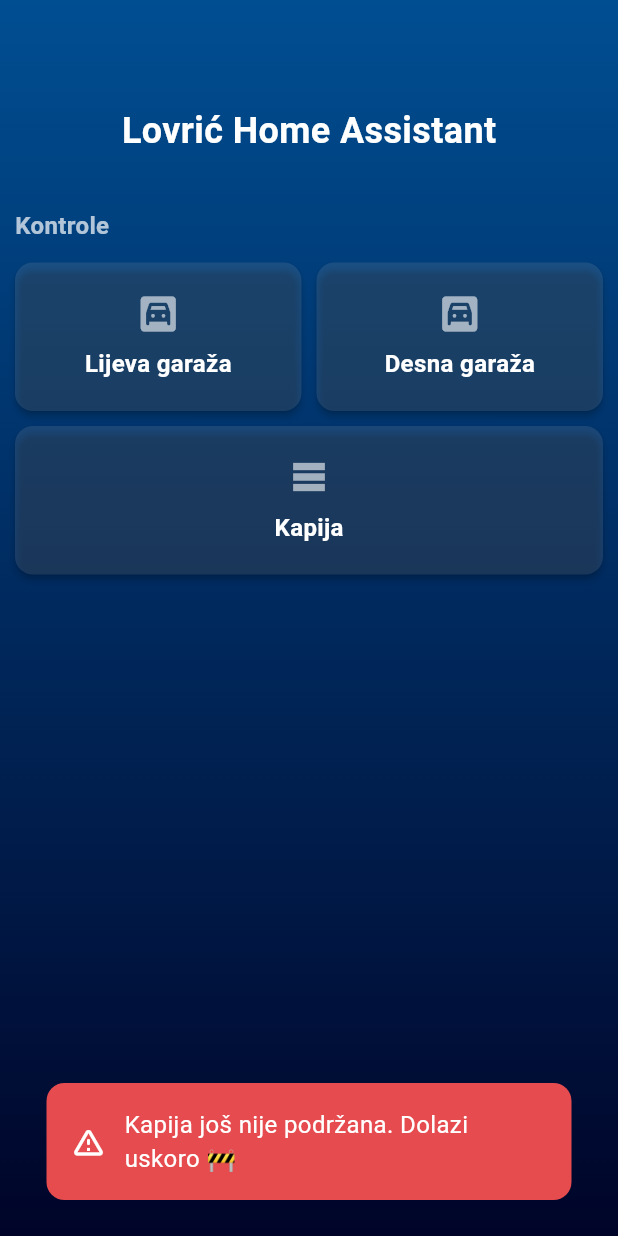
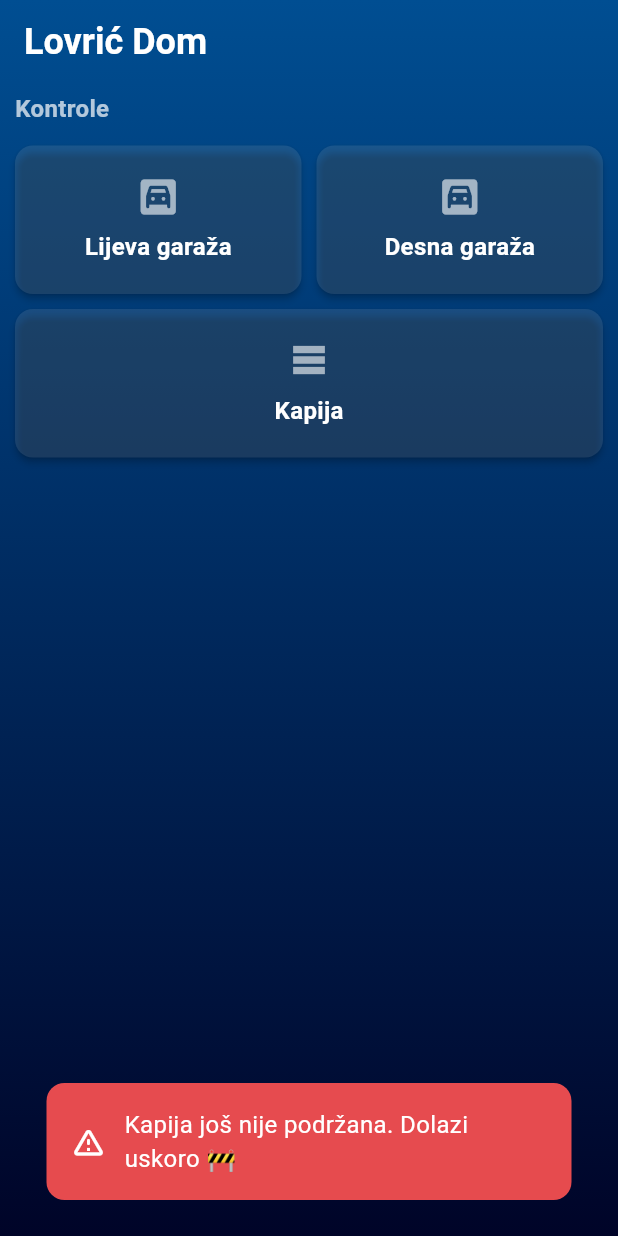
Before and after one commit to dlovric01/lha-mobile, a Flutter app: the screen it shows after launch, after a tap on "Kapija", on a phone screen of 412 x 824 dp. Run offline on Flutter 3.47's test engine with Material 3 defaults, Android fonts, the phone set to English and light mode, and no system bars; our stand-ins replace dio, flutter_dotenv, skeletonizer, weather; network calls fail; statements that could not run were skipped.

Commit message:
updated UI

```diff
--- a/lib/api_service.dart
+++ b/lib/api_service.dart
@@ -23,6 +23,9 @@ class ApiService {
 
   Future<Response> toggleGarage(String garage) async {
     try {
+      await Future.delayed(
+        Duration(milliseconds: 500),
+      ); // added for button spamming
       return await _dio.post('/garage/$garage');
     } on DioException catch (e) {
       throw _handleDioError(e);
@@ -30,6 +33,10 @@ class ApiService {
   }
 
   Future<Response> toggleSlidingGate() async {
+    await Future.delayed(
+      Duration(milliseconds: 500),
+    ); // added for button spamming
+
     throw 'Kapija još nije podržana. Dolazi uskoro 🚧';
   }
 
--- a/lib/control_section.dart
+++ b/lib/control_section.dart
@@ -1,6 +1,7 @@
 // ignore_for_file: deprecated_member_use
 
 import 'package:flutter/material.dart';
+import 'package:skeletonizer/skeletonizer.dart';
 import 'home_page.dart' show LHAEnum;
 
 class ControlSection extends StatelessWidget {
@@ -32,14 +33,14 @@ class ControlSection extends StatelessWidget {
                 child: _ControlButton(
                   label: 'Lijeva garaža',
                   icon: Icons.garage,
-                  onTap: () => onToggle(LHAEnum.garageLeft),
+                  onTap: () async => onToggle(LHAEnum.garageLeft),
                 ),
               ),
               Expanded(
                 child: _ControlButton(
                   label: 'Desna garaža',
                   icon: Icons.garage,
-                  onTap: () => onToggle(LHAEnum.garageRight),
+                  onTap: () async => onToggle(LHAEnum.garageRight),
                 ),
               ),
             ],
@@ -48,7 +49,7 @@ class ControlSection extends StatelessWidget {
             label: 'Kapija',
             icon: Icons.table_rows,
             fullWidth: true,
-            onTap: () => onToggle(LHAEnum.slidingGate),
+            onTap: () async => onToggle(LHAEnum.slidingGate),
           ),
         ],
       ),
@@ -56,10 +57,10 @@ class ControlSection extends StatelessWidget {
   }
 }
 
-class _ControlButton extends StatelessWidget {
+class _ControlButton extends StatefulWidget {
   final String label;
   final IconData icon;
-  final VoidCallback onTap;
+  final Future<void> Function() onTap;
   final bool fullWidth;
 
   const _ControlButton({
@@ -70,6 +71,12 @@ class _ControlButton extends StatelessWidget {
   });
 
   @override
+  State<_ControlButton> createState() => _ControlButtonState();
+}
+
+class _ControlButtonState extends State<_ControlButton> {
+  bool isLoading = false;
+  @override
   Widget build(BuildContext context) {
     final card = Card(
       elevation: 2,
@@ -77,19 +84,35 @@ class _ControlButton extends StatelessWidget {
       color: Colors.white.withOpacity(0.1), // Tamna s nijansom plave
       shape: RoundedRectangleBorder(borderRadius: BorderRadius.circular(12)),
       child: InkWell(
-        onTap: onTap,
+        onTap:
+            isLoading == false
+                ? () {
+                  setState(() {
+                    isLoading = true;
+                  });
+                  widget.onTap().then((value) {
+                    setState(() {
+                      isLoading = false;
+                    });
+                  });
+                }
+                : null,
         borderRadius: BorderRadius.circular(12),
-        child: Padding(
+        child: Container(
           padding: const EdgeInsets.symmetric(vertical: 20),
           child: Column(
             mainAxisSize: MainAxisSize.min,
             children: [
-              Icon(icon, color: Colors.white60, size: 28),
+              Icon(
+                widget.icon,
+                color: isLoading ? Colors.yellow : Colors.white60,
+                size: 28,
+              ),
               const SizedBox(height: 8),
               Text(
-                label,
-                style: const TextStyle(
-                  color: Colors.white,
+                widget.label,
+                style: TextStyle(
+                  color: isLoading ? Colors.yellow : Colors.white,
                   fontWeight: FontWeight.w600,
                   fontSize: 16,
                 ),
@@ -100,6 +123,8 @@ class _ControlButton extends StatelessWidget {
       ),
     );
 
-    return fullWidth ? SizedBox(width: double.infinity, child: card) : card;
+    return widget.fullWidth
+        ? SizedBox(width: double.infinity, child: card)
+        : card;
   }
 }
--- a/lib/home_page.dart
+++ b/lib/home_page.dart
@@ -71,26 +71,26 @@ class HomePageState extends State<HomePage> {
           ),
         ),
         Scaffold(
-          extendBodyBehindAppBar: true,
           backgroundColor: Colors.transparent,
-          body: SingleChildScrollView(
-            padding: EdgeInsets.symmetric(vertical: 70),
-            child: Column(
-              spacing: 10,
-              children: [
-                const Text(
-                  'Lovrić Home Assistant',
+          appBar: AppBar(
+            backgroundColor: Colors.transparent,
+            title: const Text(
+              'Lovrić Dom',
               style: TextStyle(
                 fontSize: 24,
                 fontWeight: FontWeight.bold,
                 color: Colors.white,
               ),
             ),
+          ),
+          body: SingleChildScrollView(
+            padding: EdgeInsets.only(bottom: 100),
+            child: Column(
+              spacing: 10,
+              children: [
+                ControlSection(onToggle: toggleItem),
                 _buildCurrentWeatherCard(),
-
                 _buildForecastList(),
-
-                ControlSection(onToggle: toggleItem),
               ],
             ),
           ),
@@ -215,7 +215,8 @@ class HomePageState extends State<HomePage> {
           builder: (context, scrollController) {
             return Container(
               decoration: BoxDecoration(
-              color: Colors.grey[900], // Tamna pozadina kao u ostatku aplikacije
+                color:
+                    Colors.grey[900], // Tamna pozadina kao u ostatku aplikacije
                 borderRadius: BorderRadius.vertical(top: Radius.circular(16)),
               ),
               padding: EdgeInsets.all(16),
@@ -228,7 +229,8 @@ class HomePageState extends State<HomePage> {
                       height: 4,
                       margin: EdgeInsets.only(bottom: 12),
                       decoration: BoxDecoration(
-                      color: Colors.white30, // Suptilan indikator za povlačenje
+                        color:
+                            Colors.white30, // Suptilan indikator za povlačenje
                         borderRadius: BorderRadius.circular(2),
                       ),
                     ),
@@ -248,14 +250,18 @@ class HomePageState extends State<HomePage> {
                       itemCount: details.length,
                       itemBuilder: (context, index) {
                         final entry = details[index];
-                      final dt = DateTime.fromMillisecondsSinceEpoch(entry['dt'] * 1000);
+                        final dt = DateTime.fromMillisecondsSinceEpoch(
+                          entry['dt'] * 1000,
+                        );
                         final time = '${dt.hour.toString().padLeft(2, '0')}:00';
                         final temp = entry['main']['temp'].toDouble();
                         final desc = entry['weather'][0]['description'];
                         final rain = entry['rain']?['3h']?.toDouble() ?? 0.0;
 
                         return Card(
-                        color: Colors.grey[800], // Tamna kartica koja se slaže s pozadinom
+                          color:
+                              Colors
+                                  .grey[800], // Tamna kartica koja se slaže s pozadinom
                           margin: EdgeInsets.symmetric(vertical: 6),
                           child: ListTile(
                             title: Text(
@@ -266,10 +272,13 @@ class HomePageState extends State<HomePage> {
                               'Temperatura: ${temp.toStringAsFixed(1)} °C',
                               style: TextStyle(color: Colors.white70),
                             ),
-                          trailing: rain > 0
+                            trailing:
+                                rain > 0
                                     ? Text(
                                       '🌧 ${rain.toStringAsFixed(1)} mm',
-                                  style: TextStyle(color: Colors.lightBlueAccent),
+                                      style: TextStyle(
+                                        color: Colors.lightBlueAccent,
+                                      ),
                                     )
                                     : null,
                           ),
@@ -285,7 +294,6 @@ class HomePageState extends State<HomePage> {
       },
     );
   }
-
 
   List<dynamic> _filterThreeHourForDay(List<dynamic> list, DateTime day) {
     return list.where((entry) {
@@ -312,7 +320,7 @@ class HomePageState extends State<HomePage> {
             borderRadius: BorderRadius.circular(15),
           ),
           elevation: 4,
-          margin: EdgeInsets.all(10),
+          margin: EdgeInsets.symmetric(horizontal: 10),
           child: Padding(
             padding: const EdgeInsets.all(15),
 
@@ -334,10 +342,7 @@ class HomePageState extends State<HomePage> {
                     const SizedBox(width: 6),
                     Text(
                       '${weather.temperature?.celsius?.toStringAsFixed(1) ?? '-'} °C',
-                      style: const TextStyle(
-                        fontSize: 32,
-                        color: Colors.white,
-                      ),
+                      style: const TextStyle(fontSize: 32, color: Colors.white),
                     ),
                   ],
                 ),
--- a/pubspec.yaml
+++ b/pubspec.yaml
@@ -39,6 +39,7 @@ dependencies:
   dio: ^5.8.0+1
   weather: ^3.2.1
   skeletonizer: ^1.4.3
+  flutter_animate: ^4.5.2
 
 dev_dependencies:
   flutter_test:
```
Also changed, not shown: pubspec.lock, 2 other files. Lines whose indentation alone changed are shown as unchanged.
